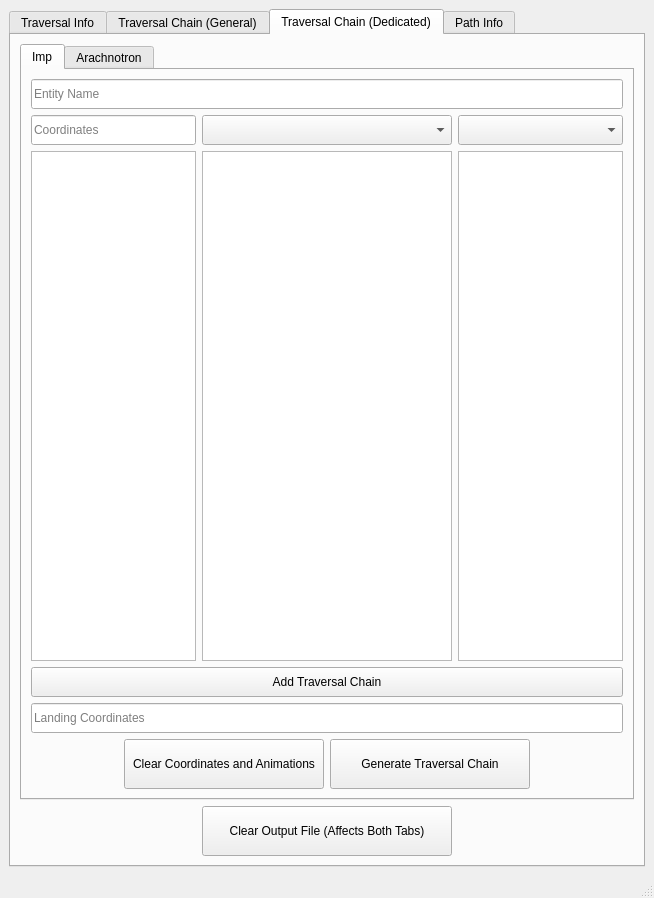
First picture: the form in mainwindow.ui, repository elizabethany/TraversalMaykr-Cpp-GUI, before the edit.
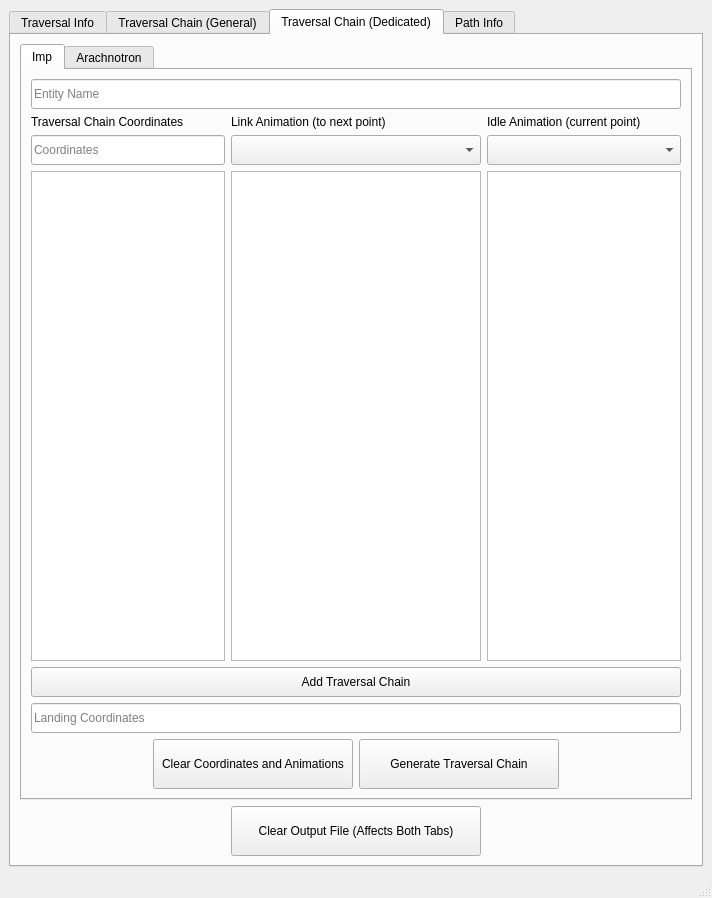
Second picture: the form after the edit. The open tabs and pages were chosen to show the change. Icons and pictures are not drawn.

Commit message: updated ui with labels for dropdown menus

What changed in the file:
```diff
--- a/mainwindow.ui
+++ b/mainwindow.ui
@@ -1406,9 +1406,9 @@
               <item>
                <layout class="QGridLayout" name="gridLayout_9">
                 <item row="2" column="0">
-                 <widget class="QListWidget" name="listWidget_hangCoordsImp">
+                 <widget class="QLineEdit" name="inputCoordsHangImp">
                   <property name="sizePolicy">
-                   <sizepolicy hsizetype="Expanding" vsizetype="Expanding">
+                   <sizepolicy hsizetype="Preferred" vsizetype="Preferred">
                     <horstretch>0</horstretch>
                     <verstretch>0</verstretch>
                    </sizepolicy>
@@ -1416,15 +1416,18 @@
                   <property name="minimumSize">
                    <size>
                     <width>0</width>
-                    <height>0</height>
+                    <height>30</height>
                    </size>
                   </property>
+                  <property name="toolTip">
+                   <string>Coordinates for the traversal chain</string>
+                  </property>
+                  <property name="placeholderText">
+                   <string>Coordinates</string>
+                  </property>
                  </widget>
                 </item>
-                <item row="2" column="1" colspan="2">
-                 <widget class="QListWidget" name="listWidget_hangLinkImp"/>
-                </item>
-                <item row="1" column="3">
+                <item row="2" column="3">
                  <widget class="QComboBox" name="comboBox_idleAnimsImp">
                   <property name="sizePolicy">
                    <sizepolicy hsizetype="Preferred" vsizetype="Preferred">
@@ -1445,29 +1448,7 @@
                   </property>
                  </widget>
                 </item>
-                <item row="2" column="3">
-                 <widget class="QListWidget" name="listWidget_hangIdleImp"/>
-                </item>
-                <item row="0" column="0" colspan="4">
-                 <widget class="QLineEdit" name="inputEntityNameHangImp">
-                  <property name="sizePolicy">
-                   <sizepolicy hsizetype="Expanding" vsizetype="Preferred">
-                    <horstretch>0</horstretch>
-                    <verstretch>0</verstretch>
-                   </sizepolicy>
-                  </property>
-                  <property name="minimumSize">
-                   <size>
-                    <width>0</width>
-                    <height>30</height>
-                   </size>
-                  </property>
-                  <property name="placeholderText">
-                   <string>Entity Name</string>
-                  </property>
-                 </widget>
-                </item>
-                <item row="5" column="0" colspan="2" alignment="Qt::AlignRight">
+                <item row="6" column="0" colspan="2" alignment="Qt::AlignRight">
                  <widget class="QPushButton" name="pushButton_clearHangImp">
                   <property name="sizePolicy">
                    <sizepolicy hsizetype="Preferred" vsizetype="Preferred">
@@ -1489,29 +1470,7 @@
                   </property>
                  </widget>
                 </item>
-                <item row="1" column="0">
-                 <widget class="QLineEdit" name="inputCoordsHangImp">
-                  <property name="sizePolicy">
-                   <sizepolicy hsizetype="Preferred" vsizetype="Preferred">
-                    <horstretch>0</horstretch>
-                    <verstretch>0</verstretch>
-                   </sizepolicy>
-                  </property>
-                  <property name="minimumSize">
-                   <size>
-                    <width>0</width>
-                    <height>30</height>
-                   </size>
-                  </property>
-                  <property name="toolTip">
-                   <string>Coordinates for the traversal chain</string>
-                  </property>
-                  <property name="placeholderText">
-                   <string>Coordinates</string>
-                  </property>
-                 </widget>
-                </item>
-                <item row="3" column="0" colspan="4">
+                <item row="4" column="0" colspan="4">
                  <widget class="QPushButton" name="pushButton_addChain_Imp">
                   <property name="sizePolicy">
                    <sizepolicy hsizetype="Minimum" vsizetype="Preferred">
@@ -1534,7 +1493,23 @@
                   </property>
                  </widget>
                 </item>
-                <item row="5" column="2" colspan="2" alignment="Qt::AlignLeft">
+                <item row="3" column="0">
+                 <widget class="QListWidget" name="listWidget_hangCoordsImp">
+                  <property name="sizePolicy">
+                   <sizepolicy hsizetype="Expanding" vsizetype="Expanding">
+                    <horstretch>0</horstretch>
+                    <verstretch>0</verstretch>
+                   </sizepolicy>
+                  </property>
+                  <property name="minimumSize">
+                   <size>
+                    <width>0</width>
+                    <height>0</height>
+                   </size>
+                  </property>
+                 </widget>
+                </item>
+                <item row="6" column="2" colspan="2" alignment="Qt::AlignLeft">
                  <widget class="QPushButton" name="pushButtonToMakeHangImp">
                   <property name="sizePolicy">
                    <sizepolicy hsizetype="Minimum" vsizetype="Preferred">
@@ -1557,29 +1532,7 @@
                   </property>
                  </widget>
                 </item>
-                <item row="1" column="1" colspan="2">
-                 <widget class="QComboBox" name="comboBox_linkAnimsImp">
-                  <property name="sizePolicy">
-                   <sizepolicy hsizetype="Preferred" vsizetype="Preferred">
-                    <horstretch>0</horstretch>
-                    <verstretch>0</verstretch>
-                   </sizepolicy>
-                  </property>
-                  <property name="minimumSize">
-                   <size>
-                    <width>250</width>
-                    <height>30</height>
-                   </size>
-                  </property>
-                  <property name="toolTip">
-                   <string>Use this to pick the animation you want the demon to use, to get from the coordinates you just entered, to the next set of coordinates</string>
-                  </property>
-                  <property name="maxVisibleItems">
-                   <number>50</number>
-                  </property>
-                 </widget>
-                </item>
-                <item row="4" column="0" colspan="4">
+                <item row="5" column="0" colspan="4">
                  <widget class="QLineEdit" name="inputCoordsLandImp">
                   <property name="sizePolicy">
                    <sizepolicy hsizetype="Expanding" vsizetype="Preferred">
@@ -1601,6 +1554,74 @@
                   </property>
                  </widget>
                 </item>
+                <item row="2" column="1" colspan="2">
+                 <widget class="QComboBox" name="comboBox_linkAnimsImp">
+                  <property name="sizePolicy">
+                   <sizepolicy hsizetype="Preferred" vsizetype="Preferred">
+                    <horstretch>0</horstretch>
+                    <verstretch>0</verstretch>
+                   </sizepolicy>
+                  </property>
+                  <property name="minimumSize">
+                   <size>
+                    <width>250</width>
+                    <height>30</height>
+                   </size>
+                  </property>
+                  <property name="toolTip">
+                   <string>Use this to pick the animation you want the demon to use, to get from the coordinates you just entered, to the next set of coordinates</string>
+                  </property>
+                  <property name="maxVisibleItems">
+                   <number>50</number>
+                  </property>
+                 </widget>
+                </item>
+                <item row="3" column="3">
+                 <widget class="QListWidget" name="listWidget_hangIdleImp"/>
+                </item>
+                <item row="0" column="0" colspan="4">
+                 <widget class="QLineEdit" name="inputEntityNameHangImp">
+                  <property name="sizePolicy">
+                   <sizepolicy hsizetype="Expanding" vsizetype="Preferred">
+                    <horstretch>0</horstretch>
+                    <verstretch>0</verstretch>
+                   </sizepolicy>
+                  </property>
+                  <property name="minimumSize">
+                   <size>
+                    <width>0</width>
+                    <height>30</height>
+                   </size>
+                  </property>
+                  <property name="placeholderText">
+                   <string>Entity Name</string>
+                  </property>
+                 </widget>
+                </item>
+                <item row="3" column="1" colspan="2">
+                 <widget class="QListWidget" name="listWidget_hangLinkImp"/>
+                </item>
+                <item row="1" column="0" alignment="Qt::AlignLeft">
+                 <widget class="QLabel" name="label_3">
+                  <property name="text">
+                   <string>Traversal Chain Coordinates</string>
+                  </property>
+                 </widget>
+                </item>
+                <item row="1" column="1" colspan="2" alignment="Qt::AlignLeft">
+                 <widget class="QLabel" name="label_4">
+                  <property name="text">
+                   <string>Link Animation (to next point)</string>
+                  </property>
+                 </widget>
+                </item>
+                <item row="1" column="3" alignment="Qt::AlignLeft">
+                 <widget class="QLabel" name="label_5">
+                  <property name="text">
+                   <string>Idle Animation (current point)</string>
+                  </property>
+                 </widget>
+                </item>
                </layout>
               </item>
              </layout>
```
Left out of the diff: 646 changed lines with no effect on the pictures.
